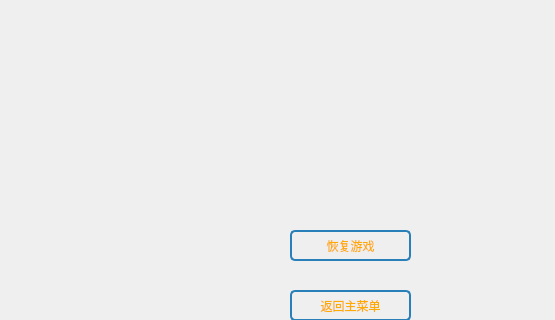
Before: the Qt Designer form pause.ui in NorthOuterTowner/Bejeweled4, drawn with Qt 5; both pictures show x 0 to 555 and y 0 to 320 of the 800 by 600 pixel window.
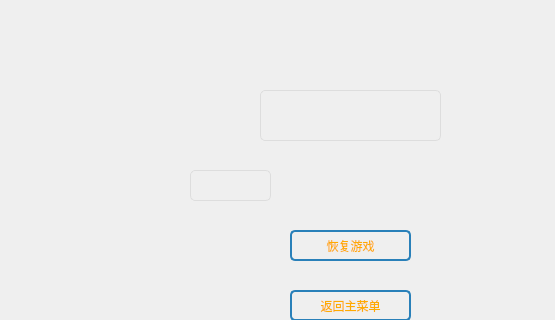
After: the same form once the commit is applied.

What changed in the file:
```diff
--- a/pause.ui
+++ b/pause.ui
@@ -94,6 +94,39 @@
      <height>51</height>
     </rect>
    </property>
+   <property name="styleSheet">
+    <string notr="true">QLabel {
+    border: 1px solid #ddd;         /* 边框颜色 */
+    border-radius: 5px;             /* 边框圆角 */
+}</string>
+   </property>
+   <property name="text">
+    <string/>
+   </property>
+  </widget>
+  <widget class="QLabel" name="levelInfo">
+   <property name="geometry">
+    <rect>
+     <x>190</x>
+     <y>170</y>
+     <width>81</width>
+     <height>31</height>
+    </rect>
+   </property>
+   <property name="styleSheet">
+    <string notr="true">QLabel {
+    color: rgb(255, 170, 0);                    /* 文字颜色 */
+    font-size: 11px;                /* 字体大小 */
+    border: 1px solid #ddd;         /* 边框颜色 */
+    border-radius: 5px;             /* 边框圆角 */
+   
+}
+
+QLabel[alignment=&quot;center&quot;] {
+    text-align: center;             /* 文本居中对齐 */
+}
+</string>
+   </property>
    <property name="text">
     <string/>
    </property>
```
Left out of the diff: 1 changed line with no effect on the pictures.
